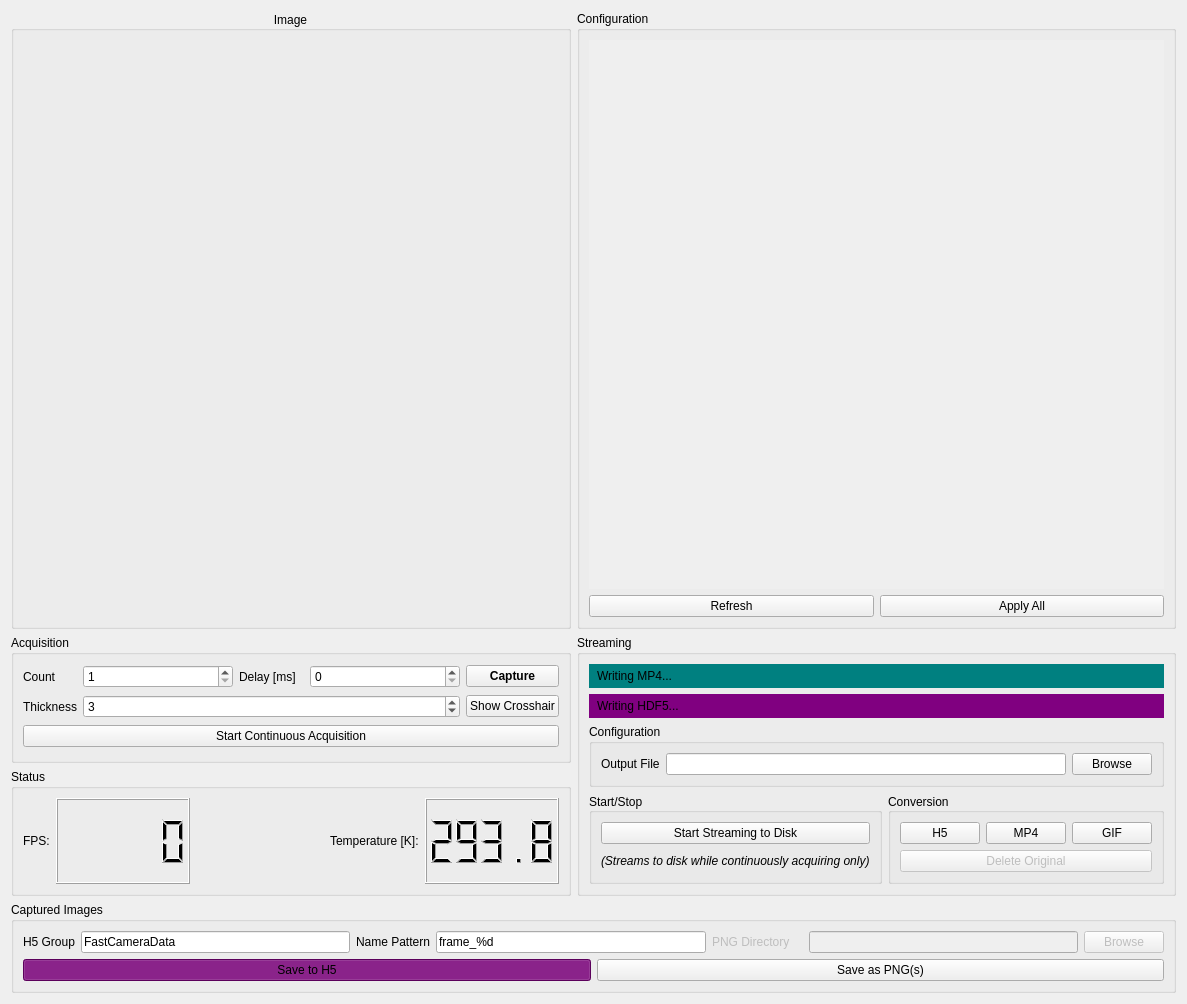
This is nplab/instrument/camera/fastcamera/resources/fcgui.ui in wdeacon/PyOpenLab as Qt 5 draws it before an edit. The edited form follows.
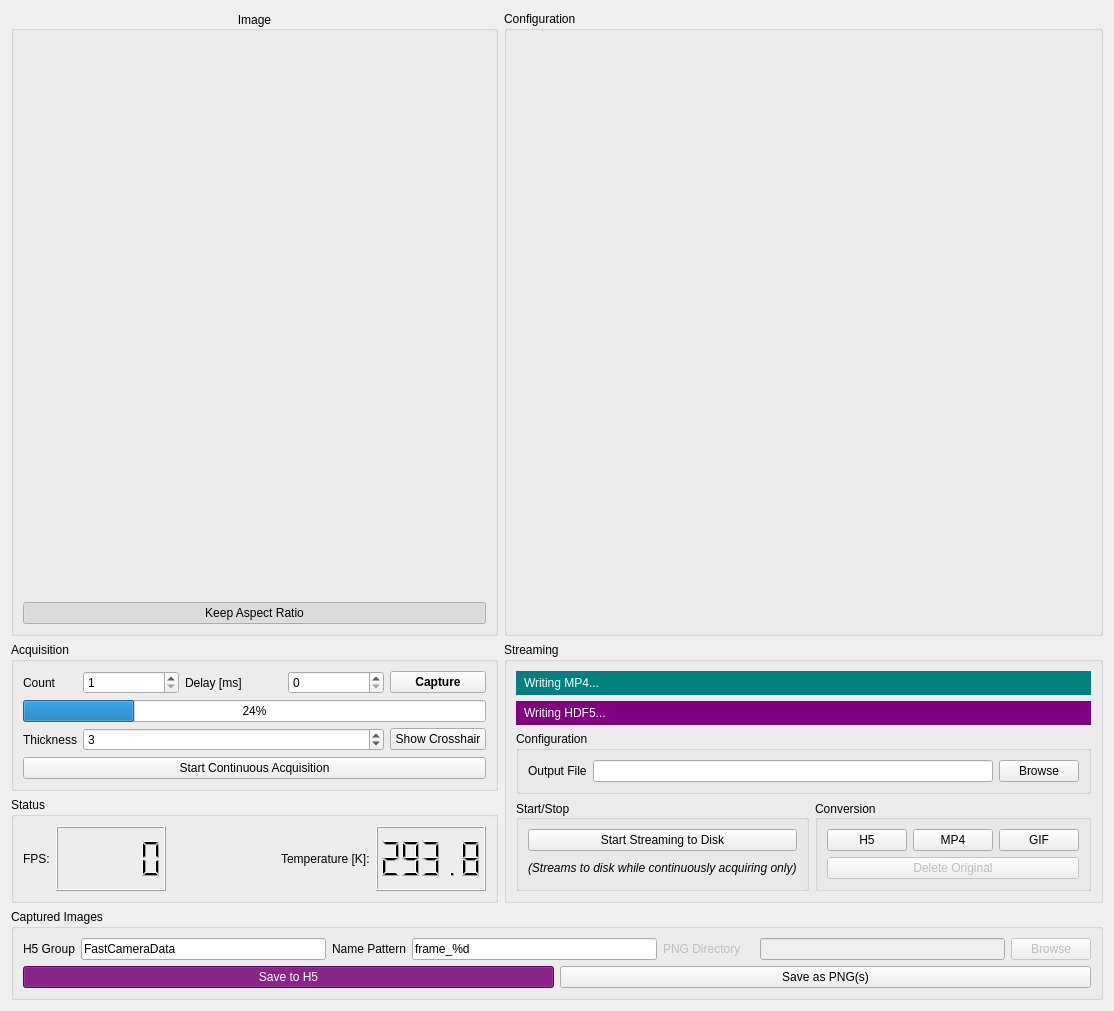
This is the edited form.

```diff
--- a/nplab/instrument/camera/fastcamera/resources/fcgui.ui
+++ b/nplab/instrument/camera/fastcamera/resources/fcgui.ui
@@ -6,8 +6,8 @@
    <rect>
     <x>0</x>
     <y>0</y>
-    <width>1187</width>
-    <height>1004</height>
+    <width>1114</width>
+    <height>1011</height>
    </rect>
   </property>
   <property name="sizePolicy">
@@ -18,8 +18,8 @@
   </property>
   <property name="maximumSize">
    <size>
-    <width>1500</width>
-    <height>2500</height>
+    <width>5000</width>
+    <height>5000</height>
    </size>
   </property>
   <property name="windowTitle">
@@ -27,92 +27,17 @@
   </property>
   <layout class="QGridLayout" name="gridLayout_2">
    <item row="1" column="2">
-    <widget class="QGroupBox" name="groupBox">
+    <widget class="QGroupBox" name="configBox">
+     <property name="sizePolicy">
+      <sizepolicy hsizetype="Expanding" vsizetype="Expanding">
+       <horstretch>1</horstretch>
+       <verstretch>0</verstretch>
+      </sizepolicy>
+     </property>
      <property name="title">
       <string>Configuration</string>
      </property>
-     <layout class="QVBoxLayout" name="verticalLayout_2">
-      <item>
-       <layout class="QVBoxLayout" name="verticalLayout_7">
-        <item>
-         <widget class="QScrollArea" name="scrollArea">
-          <property name="minimumSize">
-           <size>
-            <width>400</width>
-            <height>0</height>
-           </size>
-          </property>
-          <property name="frameShape">
-           <enum>QFrame::NoFrame</enum>
-          </property>
-          <property name="verticalScrollBarPolicy">
-           <enum>Qt::ScrollBarAsNeeded</enum>
-          </property>
-          <property name="horizontalScrollBarPolicy">
-           <enum>Qt::ScrollBarAlwaysOff</enum>
-          </property>
-          <property name="widgetResizable">
-           <bool>true</bool>
-          </property>
-          <widget class="QWidget" name="scrollAreaWidgetContents">
-           <property name="geometry">
-            <rect>
-             <x>0</x>
-             <y>0</y>
-             <width>574</width>
-             <height>458</height>
-            </rect>
-           </property>
-           <property name="sizePolicy">
-            <sizepolicy hsizetype="Expanding" vsizetype="Expanding">
-             <horstretch>0</horstretch>
-             <verstretch>0</verstretch>
-            </sizepolicy>
-           </property>
-           <layout class="QVBoxLayout" name="verticalLayout">
-            <property name="spacing">
-             <number>6</number>
-            </property>
-            <property name="leftMargin">
-             <number>0</number>
-            </property>
-            <property name="topMargin">
-             <number>0</number>
-            </property>
-            <property name="rightMargin">
-             <number>0</number>
-            </property>
-            <property name="bottomMargin">
-             <number>0</number>
-            </property>
-            <item>
-             <layout class="QVBoxLayout" name="cameraParameters"/>
-            </item>
-           </layout>
-          </widget>
-         </widget>
-        </item>
-        <item>
-         <layout class="QHBoxLayout" name="horizontalLayout_4">
-          <item>
-           <widget class="QPushButton" name="refreshButton">
-            <property name="text">
-             <string>Refresh</string>
-            </property>
-           </widget>
-          </item>
-          <item>
-           <widget class="QPushButton" name="applyButton">
-            <property name="text">
-             <string>Apply All</string>
-            </property>
-           </widget>
-          </item>
-         </layout>
-        </item>
-       </layout>
-      </item>
-     </layout>
+     <layout class="QVBoxLayout" name="verticalLayout_2"/>
     </widget>
    </item>
    <item row="5" column="1">
@@ -168,8 +93,8 @@
           </property>
           <property name="sizeHint" stdset="0">
            <size>
-            <width>40</width>
-            <height>20</height>
+            <width>0</width>
+            <height>0</height>
            </size>
           </property>
          </spacer>
@@ -217,8 +142,116 @@
       <string>Acquisition</string>
      </property>
      <layout class="QGridLayout" name="gridLayout">
+      <item row="2" column="4">
+       <widget class="QPushButton" name="captureButton">
+        <property name="sizePolicy">
+         <sizepolicy hsizetype="Preferred" vsizetype="Fixed">
+          <horstretch>0</horstretch>
+          <verstretch>0</verstretch>
+         </sizepolicy>
+        </property>
+        <property name="maximumSize">
+         <size>
+          <width>16777215</width>
+          <height>16777215</height>
+         </size>
+        </property>
+        <property name="font">
+         <font>
+          <weight>75</weight>
+          <bold>true</bold>
+          <underline>false</underline>
+          <kerning>true</kerning>
+         </font>
+        </property>
+        <property name="text">
+         <string>Capture</string>
+        </property>
+       </widget>
+      </item>
+      <item row="4" column="0">
+       <widget class="QLabel" name="label_5">
+        <property name="sizePolicy">
+         <sizepolicy hsizetype="Minimum" vsizetype="Preferred">
+          <horstretch>0</horstretch>
+          <verstretch>0</verstretch>
+         </sizepolicy>
+        </property>
+        <property name="text">
+         <string>Thickness</string>
+        </property>
+       </widget>
+      </item>
+      <item row="2" column="3">
+       <widget class="QSpinBox" name="delayTime">
+        <property name="sizePolicy">
+         <sizepolicy hsizetype="Minimum" vsizetype="Fixed">
+          <horstretch>0</horstretch>
+          <verstretch>0</verstretch>
+         </sizepolicy>
+        </property>
+        <property name="minimumSize">
+         <size>
+          <width>0</width>
+          <height>0</height>
+         </size>
+        </property>
+        <property name="layoutDirection">
+         <enum>Qt::LeftToRight</enum>
+        </property>
+        <property name="minimum">
+         <number>0</number>
+        </property>
+        <property name="maximum">
+         <number>999999999</number>
+        </property>
+        <property name="stepType">
+         <enum>QAbstractSpinBox::DefaultStepType</enum>
+        </property>
+        <property name="value">
+         <number>0</number>
+        </property>
+       </widget>
+      </item>
+      <item row="4" column="1" colspan="3">
+       <widget class="QSpinBox" name="crosshairPixels">
+        <property name="sizePolicy">
+         <sizepolicy hsizetype="Minimum" vsizetype="Fixed">
+          <horstretch>1</horstretch>
+          <verstretch>0</verstretch>
+         </sizepolicy>
+        </property>
+        <property name="minimumSize">
+         <size>
+          <width>0</width>
+          <height>0</height>
+         </size>
+        </property>
+        <property name="layoutDirection">
+         <enum>Qt::LeftToRight</enum>
+        </property>
+        <property name="minimum">
+         <number>1</number>
+        </property>
+        <property name="maximum">
+         <number>999999999</number>
+        </property>
+        <property name="stepType">
+         <enum>QAbstractSpinBox::DefaultStepType</enum>
+        </property>
+        <property name="value">
+         <number>3</number>
+        </property>
+       </widget>
+      </item>
       <item row="2" column="0">
        <widget class="QLabel" name="countLabel">
+        <property name="sizePolicy">
+         <sizepolicy hsizetype="Preferred" vsizetype="Preferred">
+          <horstretch>0</horstretch>
+          <verstretch>0</verstretch>
+         </sizepolicy>
+        </property>
         <property name="text">
          <string>Count</string>
         </property>
@@ -228,13 +261,13 @@
        <widget class="QSpinBox" name="numberOfFrames">
         <property name="sizePolicy">
          <sizepolicy hsizetype="Minimum" vsizetype="Fixed">
-          <horstretch>1</horstretch>
+          <horstretch>0</horstretch>
           <verstretch>0</verstretch>
          </sizepolicy>
         </property>
         <property name="minimumSize">
          <size>
-          <width>150</width>
+          <width>0</width>
           <height>0</height>
          </size>
         </property>
@@ -252,27 +285,7 @@
         </property>
        </widget>
       </item>
-      <item row="3" column="0">
-       <widget class="QLabel" name="label_5">
-        <property name="sizePolicy">
-         <sizepolicy hsizetype="Minimum" vsizetype="Preferred">
-          <horstretch>0</horstretch>
-          <verstretch>0</verstretch>
-         </sizepolicy>
-        </property>
-        <property name="text">
-         <string>Thickness</string>
-        </property>
-       </widget>
-      </item>
-      <item row="2" column="2">
-       <widget class="QLabel" name="delayLabel">
-        <property name="text">
-         <string>Delay [ms]</string>
-        </property>
-       </widget>
-      </item>
-      <item row="3" column="4">
+      <item row="4" column="4">
        <widget class="QPushButton" name="crosshairButton">
         <property name="sizePolicy">
          <sizepolicy hsizetype="Minimum" vsizetype="Fixed">
@@ -302,7 +315,20 @@
         </property>
        </widget>
       </item>
-      <item row="4" column="0" colspan="5">
+      <item row="2" column="2">
+       <widget class="QLabel" name="delayLabel">
+        <property name="sizePolicy">
+         <sizepolicy hsizetype="Preferred" vsizetype="Preferred">
+          <horstretch>0</horstretch>
+          <verstretch>0</verstretch>
+         </sizepolicy>
+        </property>
+        <property name="text">
+         <string>Delay [ms]</string>
+        </property>
+       </widget>
+      </item>
+      <item row="5" column="0" colspan="5">
        <widget class="QPushButton" name="liveViewButton">
         <property name="enabled">
          <bool>true</bool>
@@ -318,137 +344,19 @@
         </property>
        </widget>
       </item>
-      <item row="2" column="4">
-       <widget class="QPushButton" name="captureButton">
-        <property name="sizePolicy">
-         <sizepolicy hsizetype="Minimum" vsizetype="Fixed">
-          <horstretch>1</horstretch>
-          <verstretch>0</verstretch>
-         </sizepolicy>
+      <item row="3" column="0" colspan="5">
+       <widget class="QProgressBar" name="progressBar">
+        <property name="enabled">
+         <bool>true</bool>
         </property>
-        <property name="maximumSize">
-         <size>
-          <width>16777215</width>
-          <height>16777215</height>
-         </size>
-        </property>
-        <property name="font">
-         <font>
-          <weight>75</weight>
-          <bold>true</bold>
-          <underline>false</underline>
-          <kerning>true</kerning>
-         </font>
-        </property>
-        <property name="text">
-         <string>Capture</string>
-        </property>
-       </widget>
-      </item>
-      <item row="2" column="3">
-       <widget class="QSpinBox" name="delayTime">
-        <property name="sizePolicy">
-         <sizepolicy hsizetype="Minimum" vsizetype="Fixed">
-          <horstretch>1</horstretch>
-          <verstretch>0</verstretch>
-         </sizepolicy>
-        </property>
-        <property name="minimumSize">
-         <size>
-          <width>150</width>
-          <height>0</height>
-         </size>
-        </property>
-        <property name="layoutDirection">
-         <enum>Qt::LeftToRight</enum>
-        </property>
-        <property name="minimum">
-         <number>0</number>
-        </property>
-        <property name="maximum">
-         <number>999999999</number>
-        </property>
-        <property name="stepType">
-         <enum>QAbstractSpinBox::DefaultStepType</enum>
-        </property>
         <property name="value">
-         <number>0</number>
+         <number>24</number>
         </property>
-       </widget>
-      </item>
-      <item row="3" column="1" colspan="3">
-       <widget class="QSpinBox" name="crosshairPixels">
-        <property name="sizePolicy">
-         <sizepolicy hsizetype="Expanding" vsizetype="Fixed">
-          <horstretch>1</horstretch>
-          <verstretch>0</verstretch>
-         </sizepolicy>
+        <property name="textVisible">
+         <bool>true</bool>
         </property>
-        <property name="minimumSize">
-         <size>
-          <width>150</width>
-          <height>0</height>
-         </size>
-        </property>
-        <property name="layoutDirection">
-         <enum>Qt::LeftToRight</enum>
-        </property>
-        <property name="minimum">
-         <number>1</number>
-        </property>
-        <property name="maximum">
-         <number>999999999</number>
-        </property>
-        <property name="stepType">
-         <enum>QAbstractSpinBox::DefaultStepType</enum>
-        </property>
-        <property name="value">
-         <number>3</number>
-        </property>
-       </widget>
-      </item>
-     </layout>
-    </widget>
-   </item>
-   <item row="1" column="1">
-    <widget class="QGroupBox" name="cameraGroup">
-     <property name="sizePolicy">
-      <sizepolicy hsizetype="Expanding" vsizetype="Expanding">
-       <horstretch>1</horstretch>
-       <verstretch>1</verstretch>
-      </sizepolicy>
-     </property>
-     <property name="minimumSize">
-      <size>
-       <width>0</width>
-       <height>300</height>
-      </size>
-     </property>
-     <property name="font">
-      <font>
-       <kerning>true</kerning>
-      </font>
-     </property>
-     <property name="title">
-      <string>Image</string>
-     </property>
-     <property name="alignment">
-      <set>Qt::AlignCenter</set>
-     </property>
-     <layout class="QVBoxLayout" name="verticalLayout_3">
-      <item>
-       <widget class="QLabel" name="cameraImage">
-        <property name="sizePolicy">
-         <sizepolicy hsizetype="Ignored" vsizetype="Ignored">
-          <horstretch>1</horstretch>
-          <verstretch>1</verstretch>
-         </sizepolicy>
-        </property>
-        <property name="text">
-         <string/>
-        </property>
-        <property name="alignment">
-         <set>Qt::AlignCenter</set>
+        <property name="orientation">
+         <enum>Qt::Horizontal</enum>
         </property>
        </widget>
       </item>
@@ -458,7 +366,7 @@
    <item row="4" column="2" rowspan="2">
     <widget class="QGroupBox" name="streamBox">
      <property name="sizePolicy">
-      <sizepolicy hsizetype="Preferred" vsizetype="Minimum">
+      <sizepolicy hsizetype="Expanding" vsizetype="Minimum">
        <horstretch>1</horstretch>
        <verstretch>0</verstretch>
       </sizepolicy>
@@ -469,6 +377,12 @@
      <layout class="QGridLayout" name="gridLayout_5">
       <item row="6" column="2" rowspan="3" colspan="2">
        <widget class="QGroupBox" name="groupBox_3">
+        <property name="sizePolicy">
+         <sizepolicy hsizetype="Expanding" vsizetype="Preferred">
+          <horstretch>1</horstretch>
+          <verstretch>0</verstretch>
+         </sizepolicy>
+        </property>
         <property name="title">
          <string>Conversion</string>
         </property>
@@ -551,7 +465,7 @@
       <item row="1" column="0" colspan="4">
        <widget class="QLabel" name="writingH5">
         <property name="styleSheet">
-         <string notr="true">background: purple; padding: 5px;</string>
+         <string notr="true">background: purple; padding: 5px; color: white;</string>
         </property>
         <property name="text">
          <string>Writing HDF5...</string>
@@ -564,7 +478,7 @@
          <bool>true</bool>
         </property>
         <property name="styleSheet">
-         <string notr="true">background: teal; padding: 5px;</string>
+         <string notr="true">background: teal; padding: 5px; color: white;</string>
         </property>
         <property name="text">
          <string>Writing MP4...</string>
@@ -573,6 +487,12 @@
       </item>
       <item row="6" column="0" rowspan="3" colspan="2">
        <widget class="QGroupBox" name="groupBox_4">
+        <property name="sizePolicy">
+         <sizepolicy hsizetype="Expanding" vsizetype="Preferred">
+          <horstretch>1</horstretch>
+          <verstretch>0</verstretch>
+         </sizepolicy>
+        </property>
         <property name="title">
          <string>Start/Stop</string>
         </property>
@@ -610,6 +530,12 @@
       </item>
       <item row="2" column="0" colspan="4">
        <widget class="QGroupBox" name="groupBox_5">
+        <property name="sizePolicy">
+         <sizepolicy hsizetype="Expanding" vsizetype="Preferred">
+          <horstretch>1</horstretch>
+          <verstretch>0</verstretch>
+         </sizepolicy>
+        </property>
         <property name="title">
          <string>Configuration</string>
         </property>
@@ -640,8 +566,8 @@
    <item row="8" column="1" colspan="2">
     <widget class="QGroupBox" name="capturedImages">
      <property name="sizePolicy">
-      <sizepolicy hsizetype="Preferred" vsizetype="MinimumExpanding">
-       <horstretch>0</horstretch>
+      <sizepolicy hsizetype="Expanding" vsizetype="MinimumExpanding">
+       <horstretch>1</horstretch>
        <verstretch>0</verstretch>
       </sizepolicy>
      </property>
@@ -660,7 +586,7 @@
         <item>
          <widget class="QPushButton" name="h5SaveButton">
           <property name="styleSheet">
-           <string notr="true">background: purple;</string>
+           <string notr="true">background: purple; color: white;</string>
           </property>
           <property name="text">
            <string>Save to H5</string>
@@ -757,6 +683,64 @@
      </layout>
     </widget>
    </item>
+   <item row="1" column="1">
+    <widget class="QGroupBox" name="cameraGroup">
+     <property name="sizePolicy">
+      <sizepolicy hsizetype="Expanding" vsizetype="Expanding">
+       <horstretch>1</horstretch>
+       <verstretch>1</verstretch>
+      </sizepolicy>
+     </property>
+     <property name="minimumSize">
+      <size>
+       <width>0</width>
+       <height>300</height>
+      </size>
+     </property>
+     <property name="font">
+      <font>
+       <kerning>true</kerning>
+      </font>
+     </property>
+     <property name="title">
+      <string>Image</string>
+     </property>
+     <property name="alignment">
+      <set>Qt::AlignCenter</set>
+     </property>
+     <layout class="QVBoxLayout" name="verticalLayout_3">
+      <item>
+       <widget class="QLabel" name="cameraImage">
+        <property name="sizePolicy">
+         <sizepolicy hsizetype="Ignored" vsizetype="Ignored">
+          <horstretch>1</horstretch>
+          <verstretch>1</verstretch>
+         </sizepolicy>
+        </property>
+        <property name="text">
+         <string/>
+        </property>
+        <property name="alignment">
+         <set>Qt::AlignCenter</set>
+        </property>
+       </widget>
+      </item>
+      <item>
+       <widget class="QPushButton" name="keepRatio">
+        <property name="text">
+         <string>Keep Aspect Ratio</string>
+        </property>
+        <property name="checkable">
+         <bool>true</bool>
+        </property>
+        <property name="checked">
+         <bool>true</bool>
+        </property>
+       </widget>
+      </item>
+     </layout>
+    </widget>
+   </item>
   </layout>
  </widget>
  <resources/>
```
